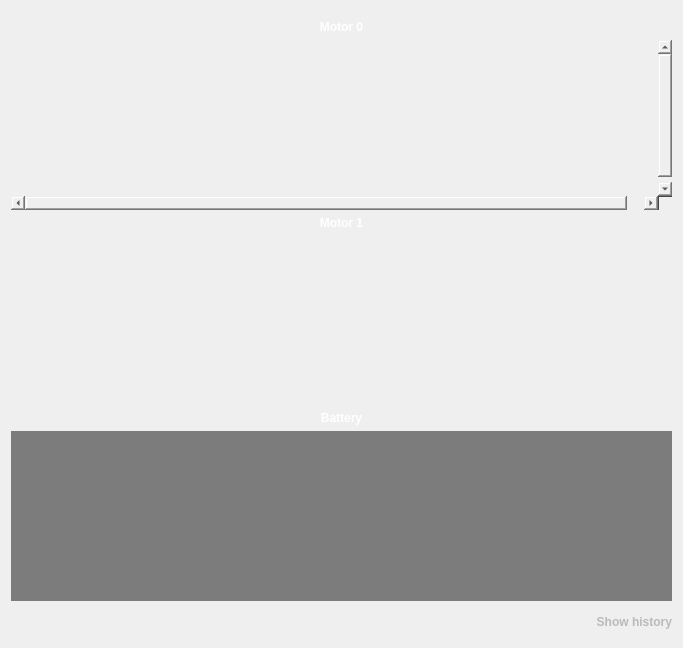
First picture: the form in ViewLayer/DebugDisplay/MotorFaultPage/MotorFaultUi/MotorFaultUi.ui, repository waffle-iron/Epsilon-Dashboard, before the edit.
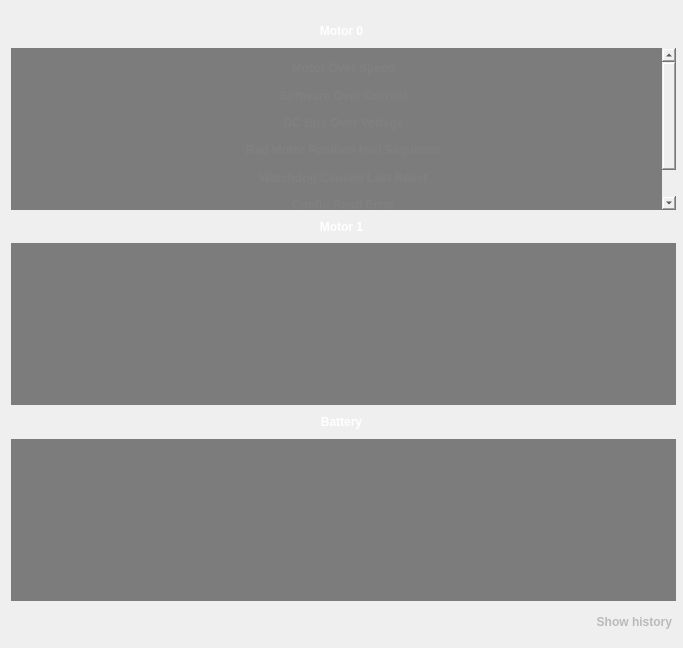
Second picture: the form after the edit.

The edit to the form file:
```diff
--- a/ViewLayer/DebugDisplay/MotorFaultPage/MotorFaultUi/MotorFaultUi.ui
+++ b/ViewLayer/DebugDisplay/MotorFaultPage/MotorFaultUi/MotorFaultUi.ui
@@ -52,6 +52,24 @@
    </item>
    <item>
     <widget class="QScrollArea" name="motor0ScrollArea">
+     <property name="sizePolicy">
+      <sizepolicy hsizetype="Fixed" vsizetype="Fixed">
+       <horstretch>0</horstretch>
+       <verstretch>0</verstretch>
+      </sizepolicy>
+     </property>
+     <property name="minimumSize">
+      <size>
+       <width>665</width>
+       <height>162</height>
+      </size>
+     </property>
+     <property name="maximumSize">
+      <size>
+       <width>665</width>
+       <height>162</height>
+      </size>
+     </property>
      <property name="autoFillBackground">
       <bool>false</bool>
      </property>
@@ -71,7 +89,7 @@
       <enum>Qt::ScrollBarAsNeeded</enum>
      </property>
      <property name="horizontalScrollBarPolicy">
-      <enum>Qt::ScrollBarAsNeeded</enum>
+      <enum>Qt::ScrollBarAlwaysOff</enum>
      </property>
      <property name="sizeAdjustPolicy">
       <enum>QAbstractScrollArea::AdjustToContents</enum>
@@ -85,18 +103,281 @@
         <x>0</x>
         <y>0</y>
         <width>665</width>
-        <height>162</height>
+        <height>200</height>
        </rect>
       </property>
+      <property name="sizePolicy">
+       <sizepolicy hsizetype="Fixed" vsizetype="Expanding">
+        <horstretch>0</horstretch>
+        <verstretch>10</verstretch>
+       </sizepolicy>
+      </property>
+      <property name="minimumSize">
+       <size>
+        <width>665</width>
+        <height>200</height>
+       </size>
+      </property>
+      <property name="maximumSize">
+       <size>
+        <width>665</width>
+        <height>2000</height>
+       </size>
+      </property>
       <property name="autoFillBackground">
        <bool>false</bool>
       </property>
       <property name="styleSheet">
-       <string notr="true">QWidget#motor1ContentsWidget{
+       <string notr="true">QWidget#motor0ContentsWidget{
 background-color:rgba(45,45,45,150);
 }</string>
       </property>
-      <layout class="QVBoxLayout" name="verticalLayout_2"/>
+      <layout class="QVBoxLayout" name="verticalLayout_2">
+       <property name="spacing">
+        <number>0</number>
+       </property>
+       <property name="sizeConstraint">
+        <enum>QLayout::SetDefaultConstraint</enum>
+       </property>
+       <property name="topMargin">
+        <number>0</number>
+       </property>
+       <item>
+        <widget class="QLabel" name="label">
+         <property name="sizePolicy">
+          <sizepolicy hsizetype="Fixed" vsizetype="Fixed">
+           <horstretch>0</horstretch>
+           <verstretch>0</verstretch>
+          </sizepolicy>
+         </property>
+         <property name="minimumSize">
+          <size>
+           <width>647</width>
+           <height>30</height>
+          </size>
+         </property>
+         <property name="maximumSize">
+          <size>
+           <width>647</width>
+           <height>30</height>
+          </size>
+         </property>
+         <property name="styleSheet">
+          <string notr="true">margin-top: 10px;
+font: 16px 'Arial';
+font-weight:500;
+color: grey;</string>
+         </property>
+         <property name="text">
+          <string>Motor Over Speed</string>
+         </property>
+         <property name="alignment">
+          <set>Qt::AlignHCenter|Qt::AlignTop</set>
+         </property>
+        </widget>
+       </item>
+       <item>
+        <widget class="QLabel" name="label_2">
+         <property name="sizePolicy">
+          <sizepolicy hsizetype="Fixed" vsizetype="Fixed">
+           <horstretch>0</horstretch>
+           <verstretch>0</verstretch>
+          </sizepolicy>
+         </property>
+         <property name="minimumSize">
+          <size>
+           <width>647</width>
+           <height>30</height>
+          </size>
+         </property>
+         <property name="maximumSize">
+          <size>
+           <width>647</width>
+           <height>30</height>
+          </size>
+         </property>
+         <property name="styleSheet">
+          <string notr="true">margin-top: 10px;
+font: 16px 'Arial';
+font-weight:500;
+color: grey;</string>
+         </property>
+         <property name="text">
+          <string>Software Over Current</string>
+         </property>
+         <property name="alignment">
+          <set>Qt::AlignCenter</set>
+         </property>
+        </widget>
+       </item>
+       <item>
+        <widget class="QLabel" name="label_3">
+         <property name="sizePolicy">
+          <sizepolicy hsizetype="Fixed" vsizetype="Fixed">
+           <horstretch>0</horstretch>
+           <verstretch>0</verstretch>
+          </sizepolicy>
+         </property>
+         <property name="minimumSize">
+          <size>
+           <width>647</width>
+           <height>30</height>
+          </size>
+         </property>
+         <property name="maximumSize">
+          <size>
+           <width>647</width>
+           <height>30</height>
+          </size>
+         </property>
+         <property name="styleSheet">
+          <string notr="true">margin-top: 10px;
+font: 16px 'Arial';
+font-weight:500;
+color: grey;</string>
+         </property>
+         <property name="text">
+          <string>DC Bus Over Voltage</string>
+         </property>
+         <property name="alignment">
+          <set>Qt::AlignCenter</set>
+         </property>
+        </widget>
+       </item>
+       <item>
+        <widget class="QLabel" name="label_4">
+         <property name="sizePolicy">
+          <sizepolicy hsizetype="Fixed" vsizetype="Fixed">
+           <horstretch>0</horstretch>
+           <verstretch>0</verstretch>
+          </sizepolicy>
+         </property>
+         <property name="minimumSize">
+          <size>
+           <width>647</width>
+           <height>30</height>
+          </size>
+         </property>
+         <property name="maximumSize">
+          <size>
+           <width>647</width>
+           <height>30</height>
+          </size>
+         </property>
+         <property name="styleSheet">
+          <string notr="true">margin-top: 10px;
+font: 16px 'Arial';
+font-weight:500;
+color: grey;</string>
+         </property>
+         <property name="text">
+          <string>Bad Motor Position Hall Sequence</string>
+         </property>
+         <property name="alignment">
+          <set>Qt::AlignCenter</set>
+         </property>
+        </widget>
+       </item>
+       <item>
+        <widget class="QLabel" name="label_5">
+         <property name="sizePolicy">
+          <sizepolicy hsizetype="Fixed" vsizetype="Fixed">
+           <horstretch>0</horstretch>
+           <verstretch>0</verstretch>
+          </sizepolicy>
+         </property>
+         <property name="minimumSize">
+          <size>
+           <width>647</width>
+           <height>30</height>
+          </size>
+         </property>
+         <property name="maximumSize">
+          <size>
+           <width>647</width>
+           <height>30</height>
+          </size>
+         </property>
+         <property name="styleSheet">
+          <string notr="true">margin-top: 10px;
+font: 16px 'Arial';
+font-weight:500;
+color: grey;</string>
+         </property>
+         <property name="text">
+          <string>Watchdog Caused Last Reset</string>
+         </property>
+         <property name="alignment">
+          <set>Qt::AlignCenter</set>
+         </property>
+        </widget>
+       </item>
+       <item>
+        <widget class="QLabel" name="label_6">
+         <property name="sizePolicy">
+          <sizepolicy hsizetype="Fixed" vsizetype="Fixed">
+           <horstretch>0</horstretch>
+           <verstretch>0</verstretch>
+          </sizepolicy>
+         </property>
+         <property name="minimumSize">
+          <size>
+           <width>647</width>
+           <height>30</height>
+          </size>
+         </property>
+         <property name="maximumSize">
+          <size>
+           <width>647</width>
+           <height>30</height>
+          </size>
+         </property>
+         <property name="styleSheet">
+          <string notr="true">margin-top: 10px;
+font: 16px 'Arial';
+font-weight:500;
+color: grey;</string>
+         </property>
+         <property name="text">
+          <string>Config Read Error</string>
+         </property>
+         <property name="alignment">
+          <set>Qt::AlignCenter</set>
+         </property>
+        </widget>
+       </item>
+       <item>
+        <widget class="QLabel" name="label_7">
+         <property name="sizePolicy">
+          <sizepolicy hsizetype="Fixed" vsizetype="Fixed">
+           <horstretch>0</horstretch>
+           <verstretch>0</verstretch>
+          </sizepolicy>
+         </property>
+         <property name="minimumSize">
+          <size>
+           <width>647</width>
+           <height>30</height>
+          </size>
+         </property>
+         <property name="maximumSize">
+          <size>
+           <width>647</width>
+           <height>30</height>
+          </size>
+         </property>
+         <property name="styleSheet">
+          <string notr="true">margin-top: 10px;
+font: 16px 'Arial';
+font-weight:500;
+color: grey;</string>
+         </property>
+         <property name="text">
+          <string>TextLabel</string>
+         </property>
+        </widget>
+       </item>
+      </layout>
      </widget>
     </widget>
    </item>
@@ -117,6 +398,24 @@
    </item>
    <item>
     <widget class="QScrollArea" name="motor1ScrollArea">
+     <property name="sizePolicy">
+      <sizepolicy hsizetype="Fixed" vsizetype="Fixed">
+       <horstretch>0</horstretch>
+       <verstretch>0</verstretch>
+      </sizepolicy>
+     </property>
+     <property name="minimumSize">
+      <size>
+       <width>665</width>
+       <height>162</height>
+      </size>
+     </property>
+     <property name="maximumSize">
+      <size>
+       <width>665</width>
+       <height>162</height>
+      </size>
+     </property>
      <property name="palette">
       <palette>
        <active>
@@ -257,11 +556,11 @@
         <x>0</x>
         <y>0</y>
         <width>665</width>
-        <height>155</height>
+        <height>162</height>
        </rect>
       </property>
       <property name="styleSheet">
-       <string notr="true">QWidget#motor2ContentsWidget{
+       <string notr="true">QWidget#motor1ContentsWidget{
 background-color:rgba(45,45,45,150);
 }</string>
       </property>
@@ -285,6 +584,24 @@
    </item>
    <item>
     <widget class="QScrollArea" name="batteryScrollArea">
+     <property name="sizePolicy">
+      <sizepolicy hsizetype="Fixed" vsizetype="Fixed">
+       <horstretch>0</horstretch>
+       <verstretch>0</verstretch>
+      </sizepolicy>
+     </property>
+     <property name="minimumSize">
+      <size>
+       <width>665</width>
+       <height>162</height>
+      </size>
+     </property>
+     <property name="maximumSize">
+      <size>
+       <width>665</width>
+       <height>162</height>
+      </size>
+     </property>
      <property name="autoFillBackground">
       <bool>false</bool>
      </property>
@@ -303,7 +620,7 @@
         <x>0</x>
         <y>0</y>
         <width>665</width>
-        <height>155</height>
+        <height>162</height>
        </rect>
       </property>
       <property name="styleSheet">
```
